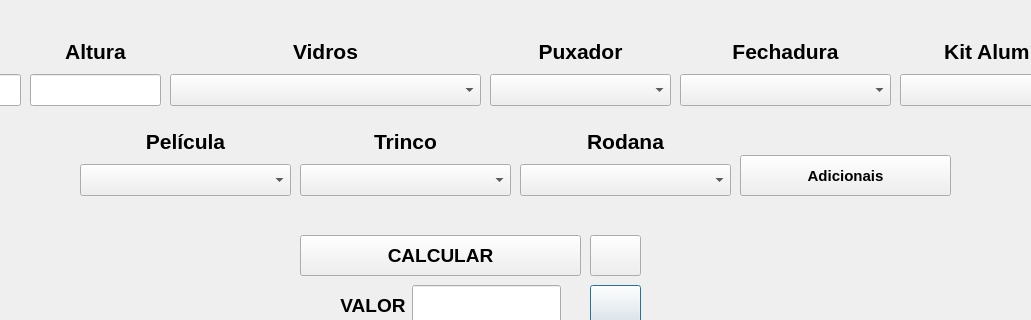
Above: ArtvidrosV3/portade1folha.ui from PedrOliveiraM/Artvidros-2023 before the change; both pictures show x 180 to 1211 and y 285 to 605 of the 1366 by 768 pixel window. Below: the same form after it.
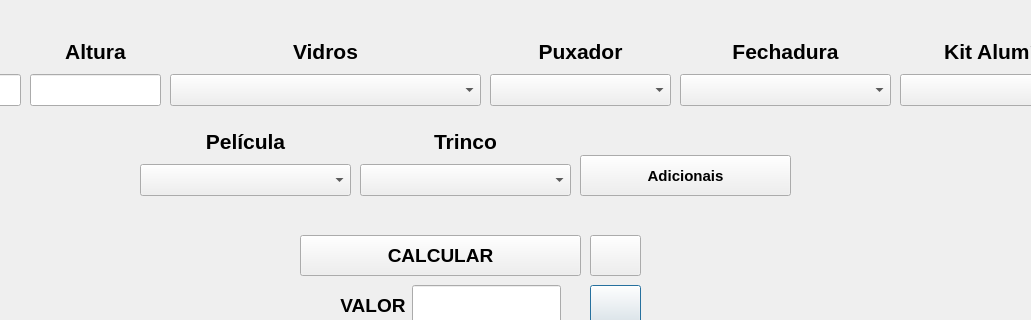
That is the form after the change. Icons and pictures are not drawn.

```diff
--- a/ArtvidrosV3/portade1folha.ui
+++ b/ArtvidrosV3/portade1folha.ui
@@ -120,7 +120,7 @@
   <widget class="QPushButton" name="pushButtonRefatorando">
    <property name="geometry">
     <rect>
-     <x>920</x>
+     <x>760</x>
      <y>440</y>
      <width>211</width>
      <height>41</height>
@@ -195,7 +195,7 @@
   <widget class="QWidget" name="layoutWidget_7">
    <property name="geometry">
     <rect>
-     <x>260</x>
+     <x>320</x>
      <y>410</y>
      <width>211</width>
      <height>71</height>
@@ -281,7 +281,7 @@
   <widget class="QWidget" name="layoutWidget_9">
    <property name="geometry">
     <rect>
-     <x>480</x>
+     <x>540</x>
      <y>410</y>
      <width>211</width>
      <height>71</height>
@@ -434,46 +434,6 @@
     </item>
    </layout>
   </widget>
-  <widget class="QWidget" name="layoutWidget_12">
-   <property name="geometry">
-    <rect>
-     <x>700</x>
-     <y>410</y>
-     <width>211</width>
-     <height>71</height>
-    </rect>
-   </property>
-   <layout class="QVBoxLayout" name="verticalLayout_11">
-    <item>
-     <widget class="QLabel" name="label_10">
-      <property name="text">
-       <string>&lt;html&gt;&lt;head/&gt;&lt;body&gt;&lt;p align=&quot;center&quot;&gt;&lt;span style=&quot; font-size:16pt; font-weight:700;&quot;&gt;Rodana&lt;/span&gt;&lt;/p&gt;&lt;/body&gt;&lt;/html&gt;</string>
-      </property>
-     </widget>
-    </item>
-    <item>
-     <widget class="QComboBox" name="comboBoxRodana">
-      <property name="sizePolicy">
-       <sizepolicy hsizetype="Preferred" vsizetype="Preferred">
-        <horstretch>0</horstretch>
-        <verstretch>0</verstretch>
-       </sizepolicy>
-      </property>
-      <property name="font">
-       <font>
-        <pointsize>11</pointsize>
-        <bold>true</bold>
-       </font>
-      </property>
-      <item>
-       <property name="text">
-        <string/>
-       </property>
-      </item>
-     </widget>
-    </item>
-   </layout>
-  </widget>
   <widget class="QPushButton" name="pushButtonLimpar">
    <property name="geometry">
     <rect>
```
Left out of the diff: 1 changed line with no effect on the pictures.
